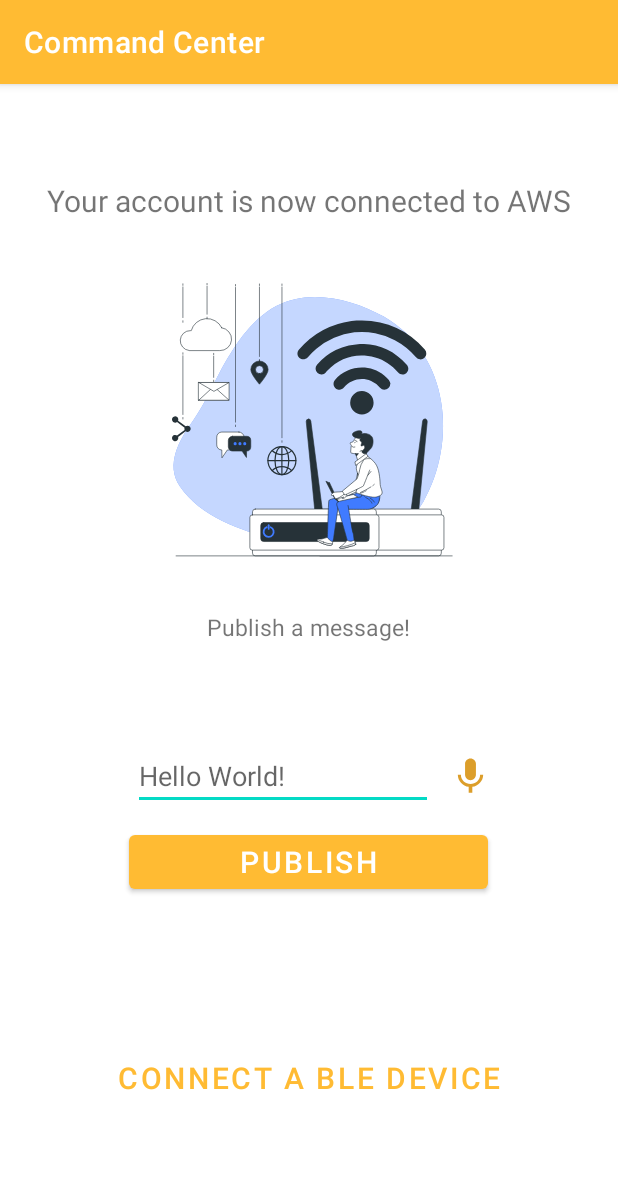
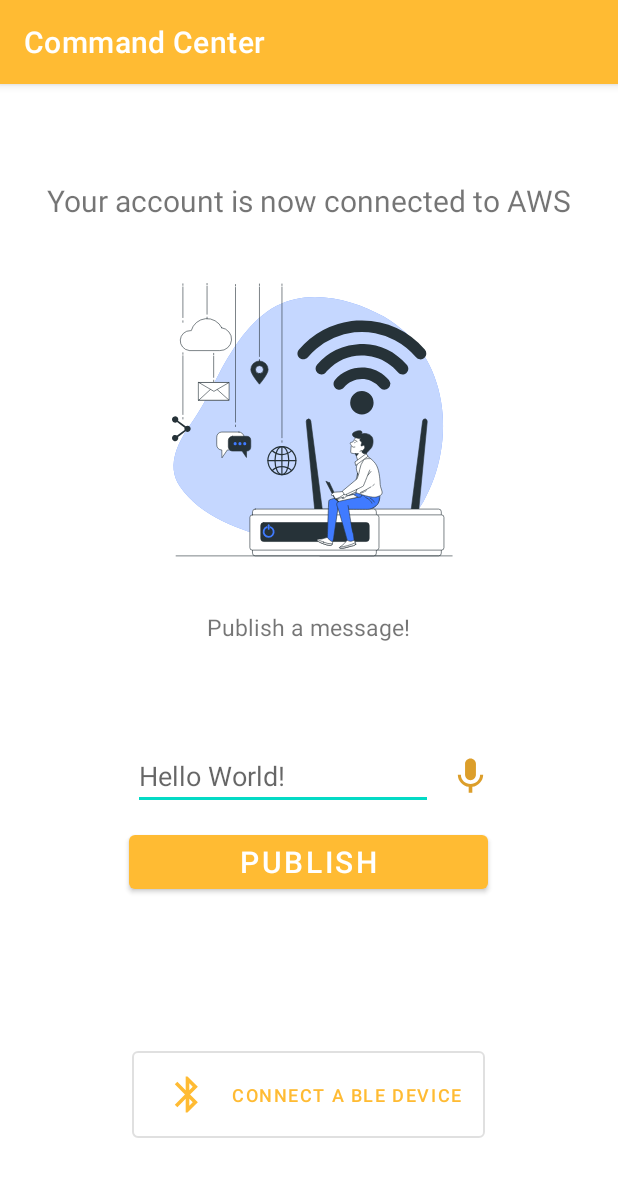
Before and after one commit to Dimitri-Sinodinos/ECSE_458_Capstone_IoT, an Android app: the Connected screen opened directly, with no data from a screen before it, on a phone screen of 412 x 824 dp. Shown: the top 1177 px of the screen. Run offline under Robolectric (Android 15) with nearby library versions, the phone set to English and light mode, and no system bars; libraries missing offline, so code that uses them is left out: com.amazonaws.auth, com.amazonaws.mobile, com.amazonaws.mobileconnectors, com.amazonaws.regions, com.amazonaws.services and 2 more; 1 statement that could not run was skipped.

Commit message:
Minor UI refactor

```diff
--- a/app/src/main/res/layout/activity_connected.xml
+++ b/app/src/main/res/layout/activity_connected.xml
@@ -1,5 +1,6 @@
 <?xml version="1.0" encoding="utf-8"?>
 <RelativeLayout xmlns:android="http://schemas.android.com/apk/res/android"
+    xmlns:app="http://schemas.android.com/apk/res-auto"
     xmlns:tools="http://schemas.android.com/tools"
     android:layout_width="match_parent"
     android:layout_height="match_parent"
@@ -71,13 +72,15 @@
 
     <Button
         android:id="@+id/btnBluetooth"
-        android:layout_width="300dp"
+        android:layout_width="wrap_content"
         android:layout_height="wrap_content"
         android:layout_below="@id/btnPublish"
         android:layout_centerHorizontal="true"
         android:layout_marginTop="96dp"
         android:text="@string/Bluetooth"
-        style="@style/Widget.MaterialComponents.Button.TextButton"
-        android:textSize="20sp" />
+        app:icon="@drawable/bluetooth_foreground"
+        app:iconSize="50dp"
+        style="@style/Widget.MaterialComponents.Button.OutlinedButton.Icon"
+        android:textSize="12sp" />
 
 </RelativeLayout>
--- a/app/src/main/res/layout/activity_main.xml
+++ b/app/src/main/res/layout/activity_main.xml
@@ -44,11 +44,11 @@
 
         <Button
             android:id="@+id/goToSignup"
-            android:layout_width="wrap_content"
+            android:layout_width="match_parent"
             android:layout_height="wrap_content"
             android:layout_gravity="center"
             android:textSize="12sp"
-            style="@style/Widget.MaterialComponents.Button.TextButton"
+            style="?attr/materialButtonOutlinedStyle"
             android:text="@string/SignUp" />
 
     </LinearLayout>
```
